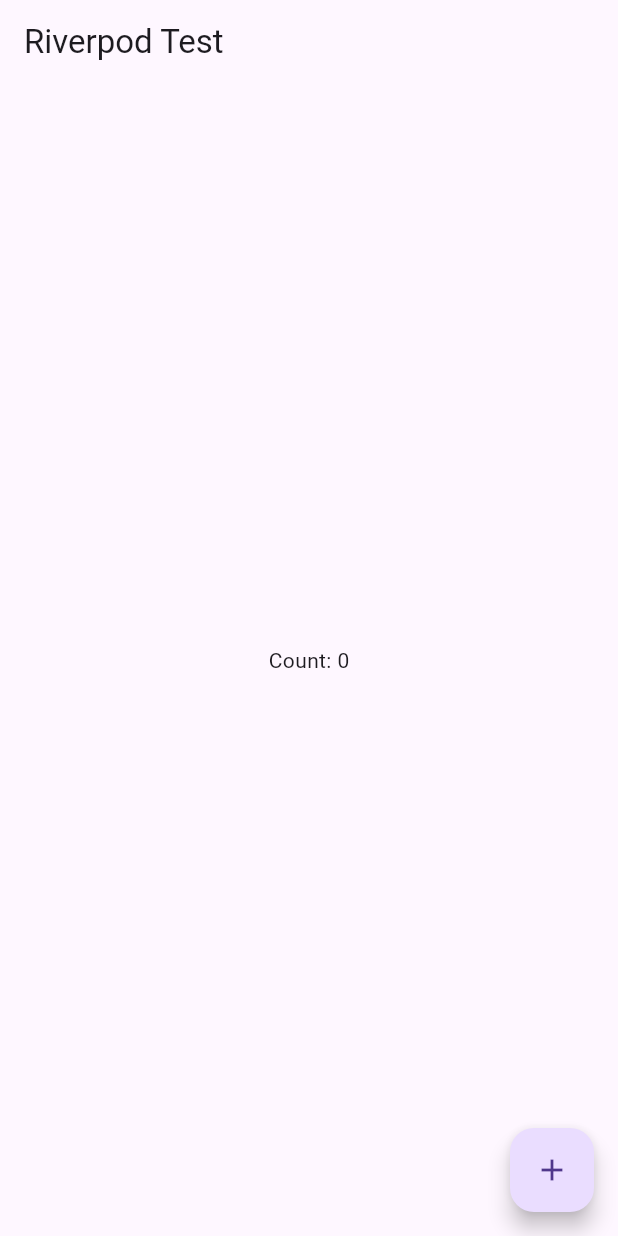
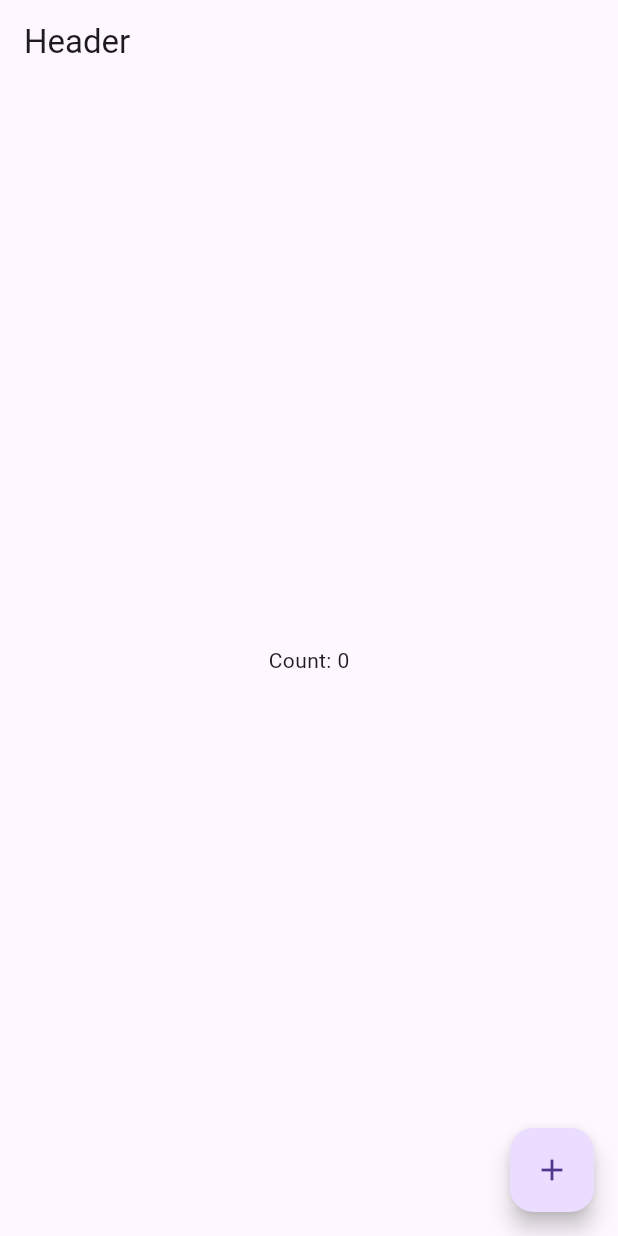
Before and after one commit to m-eiichi/flutter-leaning, a Flutter app: the screen it shows after launch, on a phone screen of 412 x 824 dp. Run offline on Flutter 3.47's test engine with Material 3 defaults, Android fonts, the phone set to English and light mode, and no system bars; our stand-ins replace flutter_riverpod.

Commit message:
ヘッダーウィジェットの追加と関連ファイルの整理

```diff
--- /dev/null
+++ b/lib/core/widgets/molecules/header.dart
@@ -0,0 +1,16 @@
+import 'package:flutter/material.dart';
+import 'package:flutter_riverpod/flutter_riverpod.dart';
+
+class Header extends ConsumerWidget implements PreferredSizeWidget {
+  const Header({super.key});
+
+  @override
+  Widget build(BuildContext context, WidgetRef ref) {
+    return AppBar(
+      title: Text('Header'),
+    );
+  }
+
+  @override
+  Size get preferredSize => const Size.fromHeight(kToolbarHeight);
+}
--- a/lib/features/home/ui/pages/home_page.dart
+++ b/lib/features/home/ui/pages/home_page.dart
@@ -1,6 +1,7 @@
 import 'package:flutter/material.dart';
 import 'package:flutter_riverpod/flutter_riverpod.dart';
 import '../../providers/counter_provider.dart';
+import 'package:my_app/core/widgets/molecules/header.dart';
 
 class HomePage extends ConsumerWidget {
   const HomePage({super.key});
@@ -10,7 +11,7 @@ class HomePage extends ConsumerWidget {
     final count = ref.watch(counterProvider);
 
     return Scaffold(
-      appBar: AppBar(title: const Text('Riverpod Test')),
+      appBar: Header(),
       body: Center(child: Text('Count: $count')),
       floatingActionButton: FloatingActionButton(
         onPressed: () => ref.read(counterProvider.notifier).state++,
```
Also changed, not shown: lib/main_old.dart (deleted, +0 -122 lines), lib/core/widgets/molecules/card.dart (deleted), 2 other files.
